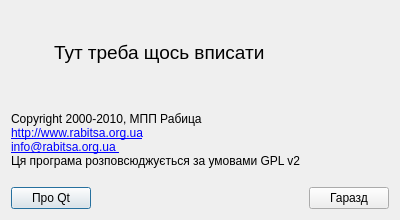
Qt form centrif/scada/about.ui (vanessaorgua/whwell) before a commit.
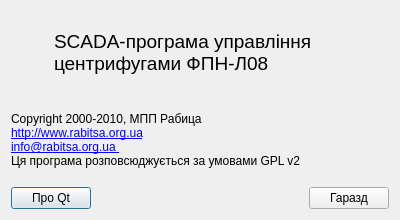
The same form after that commit. Icons and pictures are not drawn.

Diff of the .ui file:
```diff
--- a/centrif/scada/about.ui
+++ b/centrif/scada/about.ui
@@ -52,7 +52,7 @@
       </font>
      </property>
      <property name="text">
-      <string>Тут треба щось вписати</string>
+      <string>SCADA-програма управління центрифугами ФПН-Л08</string>
      </property>
      <property name="wordWrap">
       <bool>true</bool>
```
